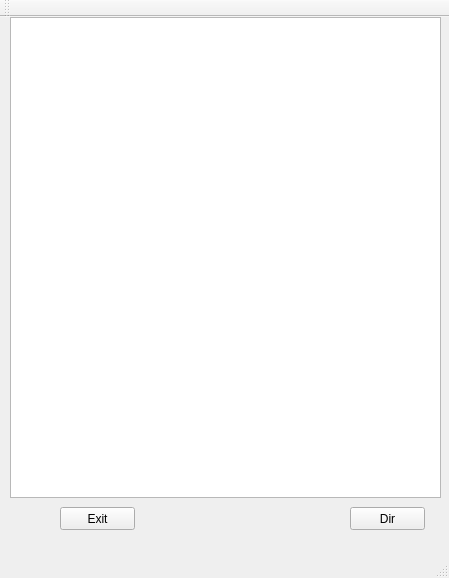
The window that gui.ui (bmbogdan/wifi-folder-sync) describes before a commit, drawn with Qt 5.
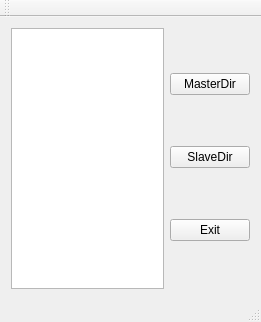
The same window after the commit.

The edit to the form file:
```diff
--- a/gui.ui
+++ b/gui.ui
@@ -6,50 +6,48 @@
    <rect>
     <x>0</x>
     <y>0</y>
-    <width>449</width>
-    <height>578</height>
+    <width>261</width>
+    <height>322</height>
    </rect>
   </property>
   <property name="windowTitle">
    <string>Gui</string>
   </property>
   <widget class="QWidget" name="centralWidget">
+   <layout class="QHBoxLayout" name="horizontalLayout_2">
+    <item>
+     <layout class="QHBoxLayout" name="horizontalLayout">
+      <item>
+       <widget class="QTextEdit" name="textEdit"/>
+      </item>
+      <item>
+       <layout class="QVBoxLayout" name="verticalLayout">
+        <item>
    <widget class="QPushButton" name="dirButton">
-    <property name="geometry">
-     <rect>
-      <x>350</x>
-      <y>490</y>
-      <width>75</width>
-      <height>23</height>
-     </rect>
-    </property>
+          <property name="text">
+           <string>MasterDir</string>
+          </property>
+         </widget>
+        </item>
+        <item>
+         <widget class="QPushButton" name="slaveButton">
     <property name="text">
-     <string>Dir</string>
-    </property>
-   </widget>
+           <string>SlaveDir</string>
+          </property>
+         </widget>
+        </item>
+        <item>
    <widget class="QPushButton" name="exitButton">
-    <property name="geometry">
-     <rect>
-      <x>60</x>
-      <y>490</y>
-      <width>75</width>
-      <height>23</height>
-     </rect>
-    </property>
     <property name="text">
      <string>Exit</string>
     </property>
    </widget>
-   <widget class="QTextEdit" name="textEdit">
-    <property name="geometry">
-     <rect>
-      <x>10</x>
-      <y>0</y>
-      <width>431</width>
-      <height>481</height>
-     </rect>
-    </property>
-   </widget>
+        </item>
+       </layout>
+      </item>
+     </layout>
+    </item>
+   </layout>
   </widget>
   <widget class="QMenuBar" name="menuBar">
    <property name="geometry">
```
Left out of the diff: 2 changed lines with no effect on the pictures. Lines whose indentation alone changed are shown as unchanged.
